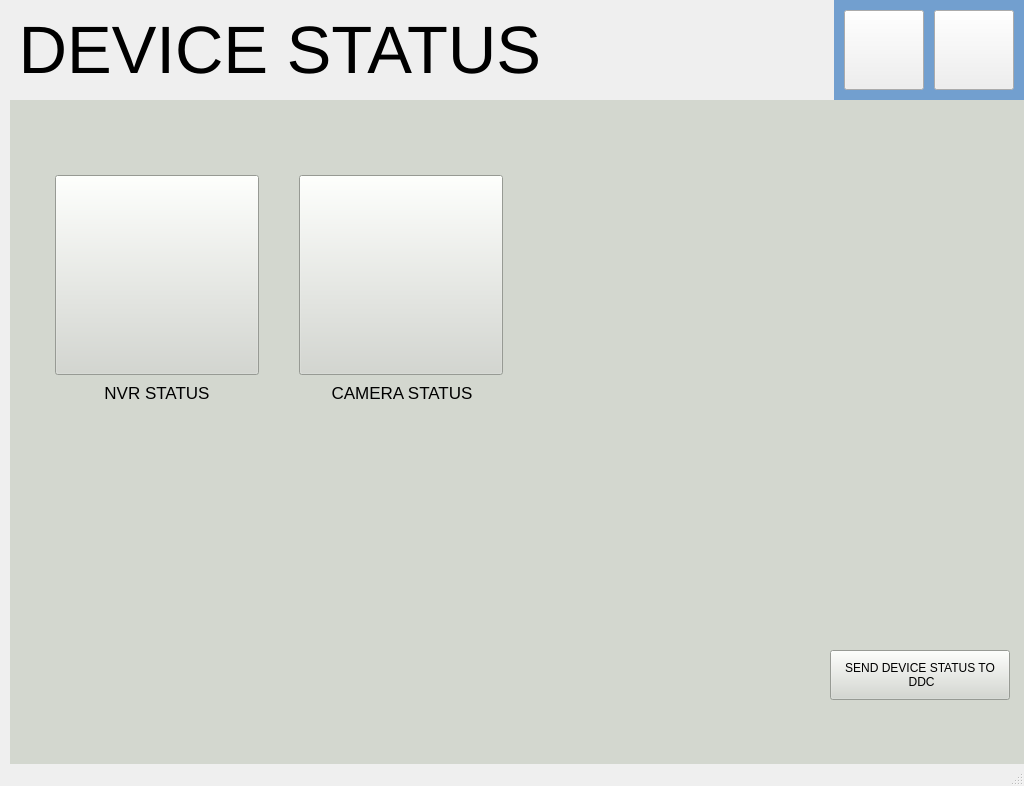
The window that devicewindow.ui (kartikeya8973/emu_hmi_app) describes before a commit, drawn with Qt 5.
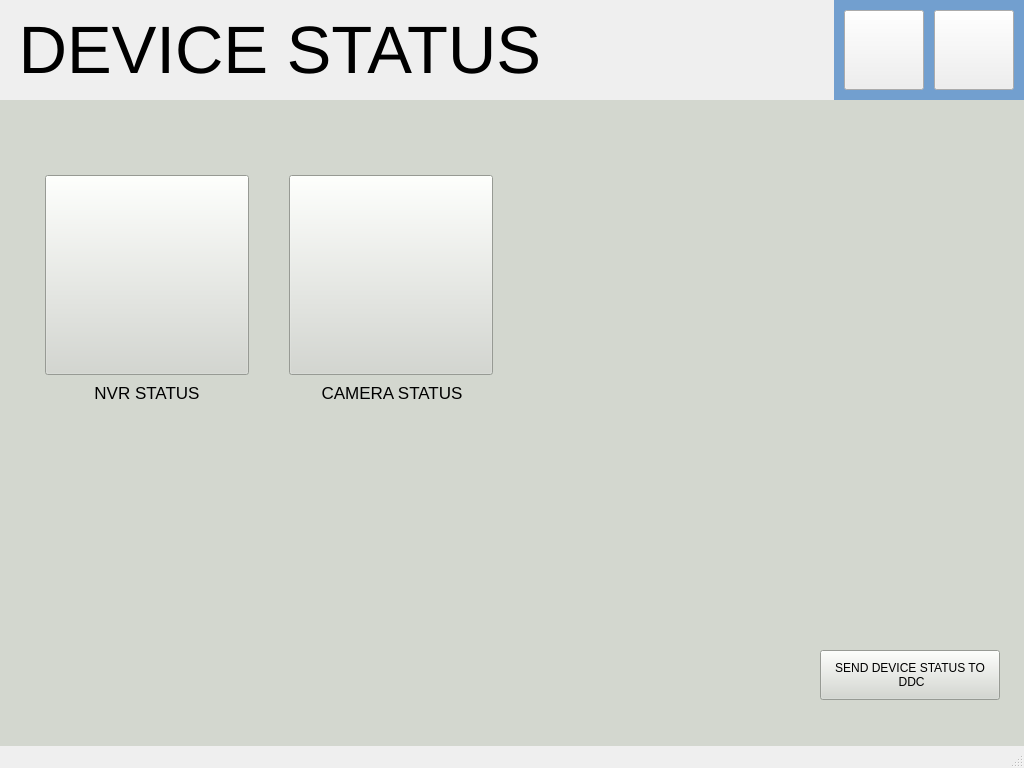
The same window after the commit. Icons and pictures are not drawn.

The edit to the form file:
```diff
--- a/devicewindow.ui
+++ b/devicewindow.ui
@@ -7,7 +7,7 @@
     <x>0</x>
     <y>0</y>
     <width>1024</width>
-    <height>786</height>
+    <height>768</height>
    </rect>
   </property>
   <property name="windowTitle">
@@ -51,10 +51,10 @@
    <widget class="QStackedWidget" name="stackedWidget">
     <property name="geometry">
      <rect>
-      <x>10</x>
+      <x>0</x>
       <y>100</y>
       <width>1024</width>
-      <height>686</height>
+      <height>666</height>
      </rect>
     </property>
     <property name="styleSheet">
```
